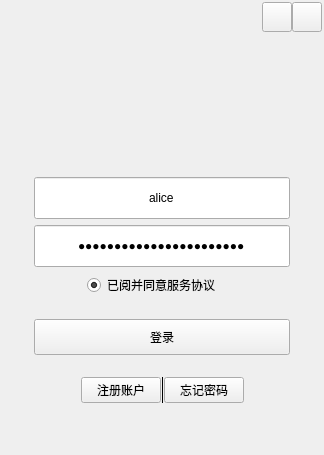
Old version of the form ui/widget.ui in the repository Sakurakouji-Saika/MyQtClient.
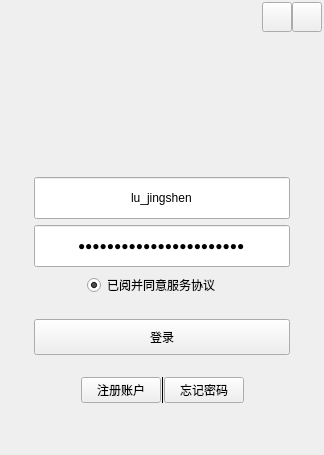
New version of the form. Custom widgets are drawn as their Qt base class.

What changed in the file:
```diff
--- a/ui/widget.ui
+++ b/ui/widget.ui
@@ -267,7 +267,7 @@
                </size>
               </property>
               <property name="text">
-               <string>alice</string>
+               <string>lu_jingshen</string>
               </property>
               <property name="alignment">
                <set>Qt::AlignmentFlag::AlignCenter</set>
```
